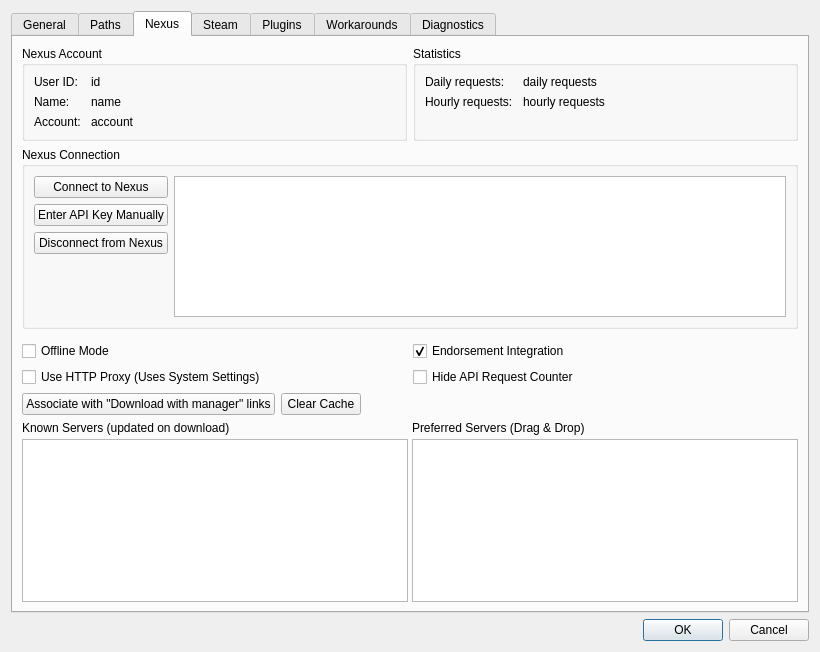
Before: the Qt Designer form modorganizer/src/settingsdialog.ui in Holt59/mo2-merge, drawn with Qt 5.
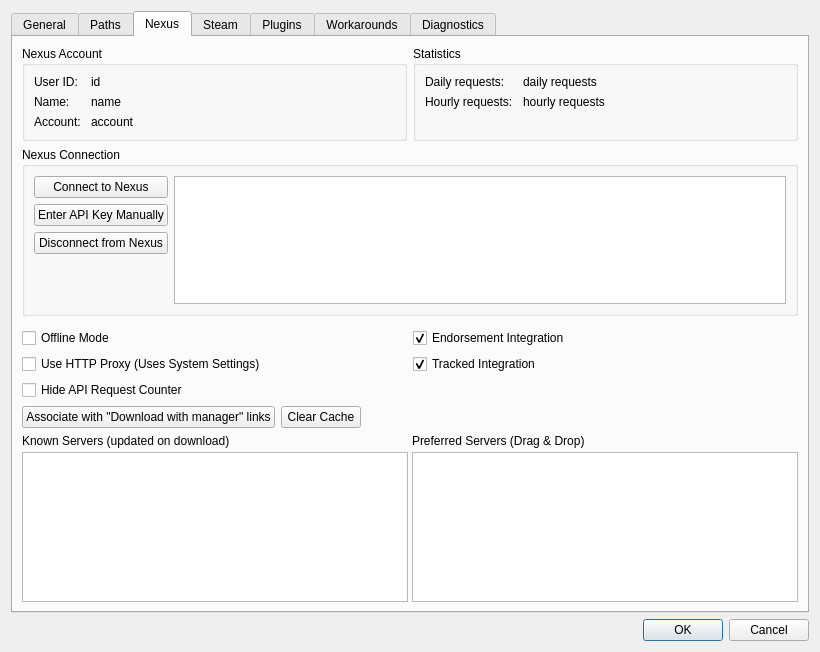
After: the same form once the commit is applied. The open tabs and pages were chosen to show the change. Icons and pictures are not drawn. Custom widgets are drawn as their Qt base class.

What changed in the file:
```diff
--- a/modorganizer/src/settingsdialog.ui
+++ b/modorganizer/src/settingsdialog.ui
@@ -873,7 +873,7 @@
            </property>
           </widget>
          </item>
-         <item row="1" column="1">
+         <item row="2" column="0">
           <widget class="QCheckBox" name="hideAPICounterBox">
            <property name="toolTip">
             <string>&lt;html&gt;&lt;head/&gt;&lt;body&gt;&lt;p&gt;By default, a counter is displayed in the bottom right corner.  This informs the user of their remaining API requests.  The Nexus API becomes unusable once these API requests run out.  Checking this option will hide that counter.&lt;/p&gt;&lt;/body&gt;&lt;/html&gt;</string>
@@ -886,6 +886,16 @@
            </property>
           </widget>
          </item>
+         <item row="1" column="1">
+          <widget class="QCheckBox" name="trackedBox">
+           <property name="text">
+            <string>Tracked Integration</string>
+           </property>
+           <property name="checked">
+            <bool>true</bool>
+           </property>
+          </widget>
+         </item>
         </layout>
        </item>
        <item>
```
Left out of the diff: 28 changed lines with no effect on the pictures.
